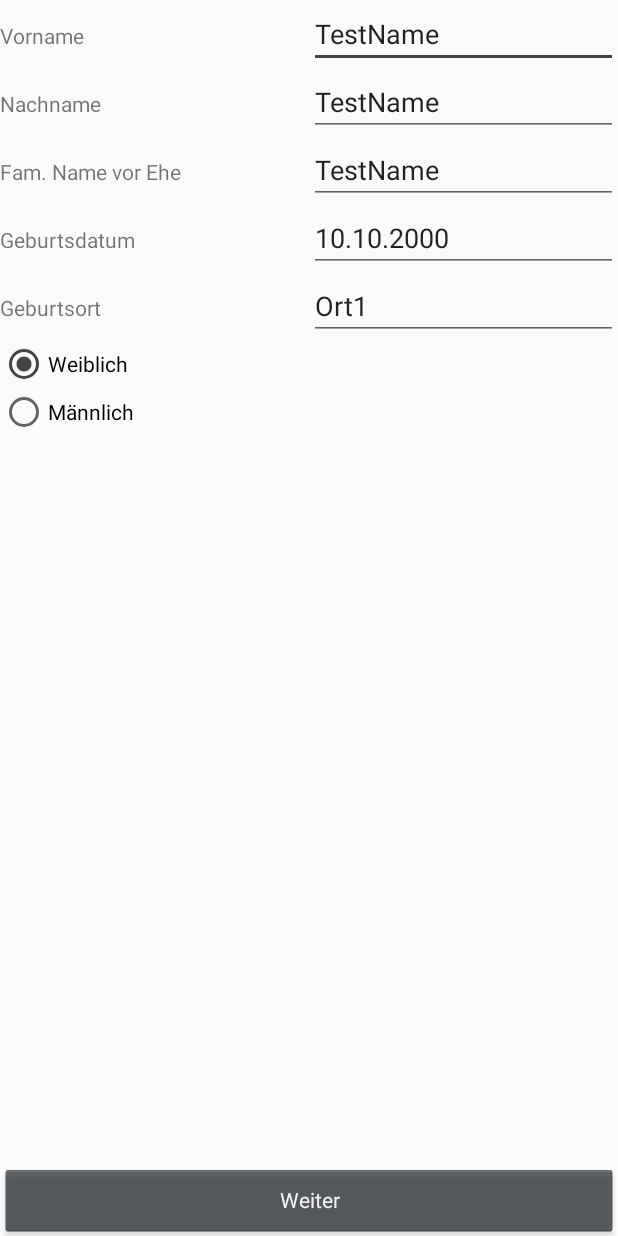
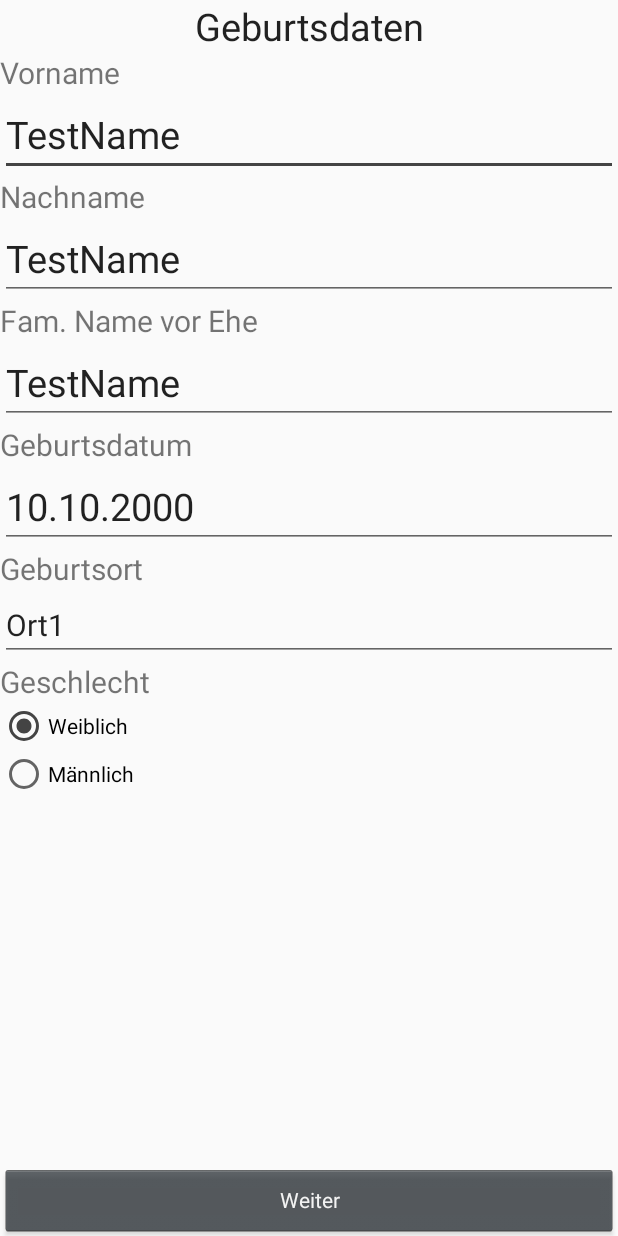
Before and after one commit to SKogelnik/resifo-android, an Android app: the InputOneActivity screen opened directly, with no data from a screen before it, on a phone screen of 412 x 824 dp. Run offline under Robolectric (Android 15) with nearby library versions, the phone set to English and light mode, and no system bars; 8 statements that could not run were skipped.

Commit message:
increased font size

```diff
--- a/Resifo/app/src/main/res/layout/input1_page.xml
+++ b/Resifo/app/src/main/res/layout/input1_page.xml
@@ -9,8 +9,16 @@
         android:layout_width="match_parent"
         android:layout_height="wrap_content">
 
+        <TextView
+            android:text="Geburtsdaten"
+            android:layout_width="match_parent"
+            android:layout_height="wrap_content"
+            android:textAppearance="@style/TextAppearance.AppCompat.Headline"
+            android:textSize="25sp"
+            android:textAlignment="center" />
+
         <LinearLayout
-            android:orientation="horizontal"
+            android:orientation="vertical"
             android:layout_width="match_parent"
             android:layout_height="match_parent">
 
@@ -19,7 +27,8 @@
                 android:layout_width="match_parent"
                 android:layout_height="wrap_content"
                 android:id="@+id/tvvorname"
-                android:layout_weight="1" />
+                android:layout_weight="1"
+                android:textSize="20sp" />
 
             <EditText
                 android:layout_width="match_parent"
@@ -28,12 +37,13 @@
                 android:ems="10"
                 android:id="@+id/tfVorname"
                 android:layout_weight="1"
-                android:text="TestName" />
+                android:text="TestName"
+                android:textSize="25sp" />
 
         </LinearLayout>
 
         <LinearLayout
-            android:orientation="horizontal"
+            android:orientation="vertical"
             android:layout_width="match_parent"
             android:layout_height="match_parent">
 
@@ -42,7 +52,8 @@
                 android:layout_width="match_parent"
                 android:layout_height="wrap_content"
                 android:id="@+id/tvnachname"
-                android:layout_weight="1" />
+                android:layout_weight="1"
+                android:textSize="20sp" />
 
             <EditText
                 android:layout_width="match_parent"
@@ -51,11 +62,12 @@
                 android:ems="10"
                 android:id="@+id/tfNachname"
                 android:layout_weight="1"
-                android:text="TestName" />
+                android:text="TestName"
+                android:textSize="25sp" />
         </LinearLayout>
 
         <LinearLayout
-            android:orientation="horizontal"
+            android:orientation="vertical"
             android:layout_width="match_parent"
             android:layout_height="match_parent">
 
@@ -64,7 +76,8 @@
                 android:layout_width="match_parent"
                 android:layout_height="wrap_content"
                 android:id="@+id/tvnamevorehe"
-                android:layout_weight="1" />
+                android:layout_weight="1"
+                android:textSize="20sp" />
 
             <EditText
                 android:layout_width="match_parent"
@@ -73,11 +86,12 @@
                 android:ems="10"
                 android:id="@+id/tfNameVorEhe"
                 android:layout_weight="1"
-                android:text="TestName" />
+                android:text="TestName"
+                android:textSize="25sp" />
         </LinearLayout>
 
         <LinearLayout
-            android:orientation="horizontal"
+            android:orientation="vertical"
             android:layout_width="match_parent"
             android:layout_height="match_parent">
 
@@ -86,7 +100,8 @@
                 android:layout_width="match_parent"
                 android:layout_height="wrap_content"
                 android:id="@+id/tvgeburtsdatum"
-                android:layout_weight="1" />
+                android:layout_weight="1"
+                android:textSize="20sp" />
 
             <EditText
                 android:layout_width="match_parent"
@@ -96,12 +111,13 @@
                 android:id="@+id/tfGeburtsdatum"
                 android:layout_weight="1"
                 android:hint="dd.mm.yyyy"
-                android:text="10.10.2000" />
+                android:text="10.10.2000"
+                android:textSize="25sp" />
 
         </LinearLayout>
 
         <LinearLayout
-            android:orientation="horizontal"
+            android:orientation="vertical"
             android:layout_width="match_parent"
             android:layout_height="match_parent">
 
@@ -110,7 +126,8 @@
                 android:layout_width="match_parent"
                 android:layout_height="wrap_content"
                 android:id="@+id/tvgeburtsort"
-                android:layout_weight="1" />
+                android:layout_weight="1"
+                android:textSize="20sp" />
 
             <EditText
                 android:layout_width="match_parent"
@@ -119,13 +136,20 @@
                 android:ems="10"
                 android:id="@+id/tfGeburtsort"
                 android:layout_weight="1"
-                android:text="Ort1" />
+                android:text="Ort1"
+                android:textSize="20sp" />
         </LinearLayout>
 
         <LinearLayout
             android:orientation="vertical"
             android:layout_width="match_parent"
             android:layout_height="match_parent">
+
+            <TextView
+                android:text="Geschlecht"
+                android:layout_width="match_parent"
+                android:layout_height="wrap_content"
+                android:textSize="20sp" />
 
             <RadioGroup
                 android:layout_width="match_parent"
@@ -151,6 +175,7 @@
             </RadioGroup>
 
         </LinearLayout>
+
     </LinearLayout>
 
     <LinearLayout
```
Also changed, not shown: Resifo/app/src/main/res/layout/home4_page.xml (+20 -12 lines), Resifo/app/src/main/res/layout/religion2_page.xml (+24 -8 lines), Resifo/app/src/main/res/layout/travel3_page.xml (+15 -9 lines).
